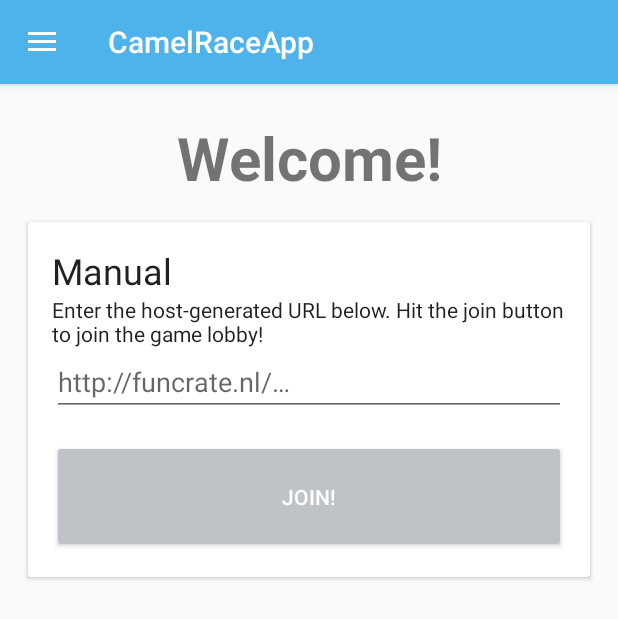
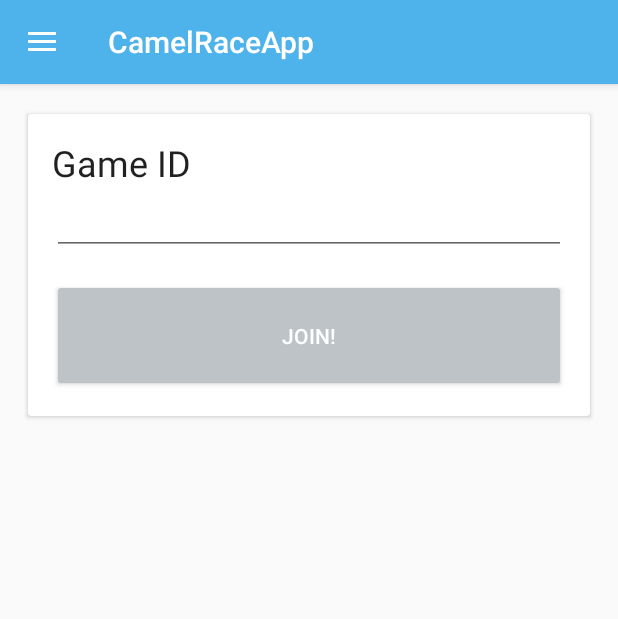
Before and after one commit to EdwinVanRooij/camel-race-client, an Android app: the screen it shows after launch (MainActivity), on a phone screen of 412 x 824 dp. Shown: the top 619 px of the screen. Run offline under Robolectric (Android 15) with nearby library versions, the light colour scheme and no system bars; our stand-ins replace ButterKnife; libraries missing offline, so code that uses them is left out: org.parceler.

Commit message:
cleaned up some code

```diff
--- a/app/src/main/AndroidManifest.xml
+++ b/app/src/main/AndroidManifest.xml
@@ -11,7 +11,7 @@
         android:roundIcon="@mipmap/ic_launcher_round"
         android:supportsRtl="true"
         android:theme="@style/AppTheme">
-        <activity android:name=".MainActivity"
+        <activity android:name=".ui.MainActivity"
             android:label="@string/app_name"
             android:theme="@style/AppTheme.NoActionBar">
             <intent-filter>
@@ -20,7 +20,7 @@
                 <category android:name="android.intent.category.LAUNCHER" />
             </intent-filter>
         </activity>
-        <activity android:name=".SocketActivity" />
+        <activity android:name=".ui.SocketActivity" />
     </application>
 
 </manifest>
--- a/app/src/main/java/io/github/edwinvanrooij/camelraceapp/MainFragment.java
+++ /dev/null
@@ -1,75 +0,0 @@
-package io.github.edwinvanrooij.camelraceapp;
-
-
-import android.Manifest;
-import android.content.Intent;
-import android.content.pm.PackageManager;
-import android.os.Bundle;
-import android.support.v4.app.ActivityCompat;
-import android.support.v4.app.Fragment;
-import android.support.v4.content.ContextCompat;
-import android.view.LayoutInflater;
-import android.view.View;
-import android.view.ViewGroup;
-import android.widget.EditText;
-
-import org.parceler.Parcels;
-
-import butterknife.BindView;
-import butterknife.ButterKnife;
-import butterknife.OnClick;
-import butterknife.Unbinder;
-
-import static android.app.Activity.RESULT_OK;
-import static io.github.edwinvanrooij.camelraceapp.Constants.KEY_URL;
-
-/**
- * A simple {@link Fragment} subclass.
- */
-public class MainFragment extends Fragment {
-
-    @BindView(R.id.etManualURL)
-    EditText etManualURL;
-
-    private String lobby_url;
-
-    private Unbinder unbinder;
-
-    public MainFragment() {
-        // Required empty public constructor
-    }
-
-    @Override
-    public View onCreateView(LayoutInflater inflater, ViewGroup container,
-                             Bundle savedInstanceState) {
-        // Inflate the layout for this fragment
-        View view = inflater.inflate(R.layout.fragment_main, container, false);
-        unbinder = ButterKnife.bind(this, view);
-
-        return view;
-    }
-
-    @OnClick(R.id.btnJoin)
-    public void onButtonJoinClick() {
-        System.out.println("Clicked button join");
-        lobby_url = etManualURL.getText().toString();
-        startEnterNameActivity();
-    }
-
-    /**
-     * Start a new activity to allow the user to enter their name
-     */
-    private void startEnterNameActivity() {
-        Intent intent = new Intent(getActivity(), SocketActivity.class);
-
-        intent.putExtra(KEY_URL, Parcels.wrap(lobby_url));
-
-        startActivity(intent);
-    }
-
-    @Override
-    public void onDestroyView() {
-        super.onDestroyView();
-        unbinder.unbind();
-    }
-}
--- /dev/null
+++ b/app/src/main/java/io/github/edwinvanrooij/camelraceapp/ui/BaseFragment.java
@@ -0,0 +1,36 @@
+package io.github.edwinvanrooij.camelraceapp.ui;
+
+import android.app.Activity;
+import android.content.Intent;
+import android.os.Bundle;
+import android.support.annotation.Nullable;
+import android.support.v4.app.Fragment;
+import android.view.View;
+import android.widget.Toast;
+
+import butterknife.ButterKnife;
+import butterknife.Unbinder;
+
+/**
+ * Author: eddy
+ * Date: 21-1-17.
+ */
+
+public abstract class BaseFragment extends Fragment {
+
+    private Unbinder unbinder;
+    protected Activity activity;
+
+    @Override
+    public void onViewCreated(View view, @Nullable Bundle savedInstanceState) {
+        super.onViewCreated(view, savedInstanceState);
+        unbinder = ButterKnife.bind(this, view);
+        activity = getActivity();
+    }
+
+    @Override
+    public void onDestroyView() {
+        unbinder.unbind();
+        super.onDestroyView();
+    }
+}
--- /dev/null
+++ b/app/src/main/java/io/github/edwinvanrooij/camelraceapp/ui/MainFragment.java
@@ -0,0 +1,49 @@
+package io.github.edwinvanrooij.camelraceapp.ui;
+
+
+import android.content.Intent;
+import android.os.Bundle;
+import android.support.v4.app.Fragment;
+import android.view.LayoutInflater;
+import android.view.View;
+import android.view.ViewGroup;
+import android.widget.EditText;
+
+import org.parceler.Parcels;
+
+import butterknife.BindView;
+import butterknife.OnClick;
+import io.github.edwinvanrooij.camelraceapp.R;
+
+import static io.github.edwinvanrooij.camelraceapp.Constants.KEY_URL;
+
+/**
+ * A simple {@link Fragment} subclass.
+ */
+public class MainFragment extends BaseFragment {
+
+    @BindView(R.id.etGameId)
+    EditText etGameId;
+
+    private String lobby_url;
+
+    @Override
+    public View onCreateView(LayoutInflater inflater, ViewGroup container, Bundle savedInstanceState) {
+        return inflater.inflate(R.layout.fragment_main, container, false);
+    }
+
+    @OnClick(R.id.btnJoin)
+    public void onButtonJoinClick() {
+        System.out.println("Clicked button join");
+        lobby_url = etGameId.getText().toString();
+        startSocketActivity();
+    }
+
+    private void startSocketActivity() {
+        Intent intent = new Intent(getActivity(), SocketActivity.class);
+
+        intent.putExtra(KEY_URL, Parcels.wrap(lobby_url));
+
+        startActivity(intent);
+    }
+}
--- a/app/src/main/java/io/github/edwinvanrooij/camelraceapp/SocketActivity.java
+++ b/app/src/main/java/io/github/edwinvanrooij/camelraceapp/ui/SocketActivity.java
@@ -1,16 +1,16 @@
-package io.github.edwinvanrooij.camelraceapp;
+package io.github.edwinvanrooij.camelraceapp.ui;
 
 import android.os.Bundle;
 import android.support.v4.app.Fragment;
 import android.support.v4.app.FragmentManager;
 import android.support.v4.app.FragmentTransaction;
 import android.support.v7.app.AppCompatActivity;
-import android.util.Log;
 import android.widget.Toast;
 
 import org.parceler.Parcels;
 
 import butterknife.ButterKnife;
+import io.github.edwinvanrooij.camelraceapp.R;
 
 import static io.github.edwinvanrooij.camelraceapp.Constants.KEY_URL;
 
--- a/app/src/main/res/layout/app_bar_main.xml
+++ b/app/src/main/res/layout/app_bar_main.xml
@@ -5,7 +5,7 @@
     android:layout_width="match_parent"
     android:layout_height="match_parent"
     android:fitsSystemWindows="true"
-    tools:context="io.github.edwinvanrooij.camelraceapp.MainActivity">
+    tools:context="io.github.edwinvanrooij.camelraceapp.ui.MainActivity">
 
     <android.support.design.widget.AppBarLayout
         android:layout_width="match_parent"
--- a/app/src/main/res/layout/fragment_main.xml
+++ b/app/src/main/res/layout/fragment_main.xml
@@ -9,32 +9,11 @@
         android:layout_height="wrap_content"
         android:focusable="true"
         android:focusableInTouchMode="true">
-        <!-- :nextFocusUp and :nextFocusLeft have been set to the id of this component
-            to prevent the dummy from receiving focus again -->
-        <AutoCompleteTextView
-            android:id="@+id/autotext"
-            android:layout_width="fill_parent"
-            android:layout_height="wrap_content"
-            android:nextFocusLeft="@id/autotext"
-            android:nextFocusUp="@id/autotext"
-            android:visibility="gone" />
 
         <LinearLayout
             android:layout_width="match_parent"
             android:layout_height="match_parent"
             android:orientation="vertical">
-
-            <TextView
-                android:id="@+id/tvTitle"
-                android:layout_width="match_parent"
-                android:layout_height="wrap_content"
-                android:gravity="center"
-                android:paddingBottom="12dp"
-                android:paddingTop="6dp"
-                android:text="@string/fragment_main_title"
-                android:textSize="40sp"
-                android:textStyle="bold" />
-
             <android.support.v7.widget.CardView
                 android:layout_width="match_parent"
                 android:layout_height="wrap_content"
@@ -46,34 +25,25 @@
                     android:orientation="vertical">
 
                     <TextView
-                        android:id="@+id/manualTitle"
+                        android:id="@+id/etGameIdTitle"
                         android:layout_width="match_parent"
                         android:layout_height="wrap_content"
                         android:layout_marginLeft="@dimen/spacing_large"
                         android:layout_marginRight="@dimen/spacing_large"
                         android:layout_marginTop="@dimen/spacing_large"
-                        android:text="@string/fragment_main_manual_title"
+                        android:labelFor="@+id/etGameId"
+                        android:text="@string/title_game_id"
                         android:textAppearance="@style/TextAppearance.AppCompat.Headline" />
 
-                    <TextView
-                        android:id="@+id/manualDescription"
+                    <EditText
+                        android:id="@+id/etGameId"
                         android:layout_width="match_parent"
                         android:layout_height="wrap_content"
                         android:layout_marginLeft="@dimen/spacing_large"
                         android:layout_marginRight="@dimen/spacing_large"
-                        android:text="@string/fragment_main_manual_desc"
-                        android:textAppearance="@style/TextAppearance.AppCompat.Body1" />
-
-                    <EditText
-                        android:id="@+id/etManualURL"
-                        android:layout_width="match_parent"
-                        android:layout_height="wrap_content"
-                        android:layout_marginLeft="@dimen/spacing_large"
-                        android:layout_marginRight="@dimen/spacing_large"
-                        android:hint="@string/hint_url"
                         android:inputType="textPersonName"
-                        android:nextFocusLeft="@id/etManualURL"
-                        android:nextFocusUp="@id/etManualURL" />
+                        android:nextFocusLeft="@id/etGameId"
+                        android:nextFocusUp="@id/etGameId" />
 
                     <Button
                         android:id="@+id/btnJoin"
--- a/app/src/main/res/values/strings.xml
+++ b/app/src/main/res/values/strings.xml
@@ -44,4 +44,5 @@
     <string name="cardpick_description">Click on a card to select it. When you\'re sure of your decision, hit send!</string>
     <string name="wait2_title">Wait till next round...</string>
     <string name="wait2_description">The host is now busy filling in information...</string>
+    <string name="title_game_id">Game ID</string>
 </resources>
```
Also changed, not shown: app/src/main/java/io/github/edwinvanrooij/camelraceapp/AboutFragment.java (deleted, +0 -41 lines), app/src/main/java/io/github/edwinvanrooij/camelraceapp/BlogFragment.java (deleted, +0 -41 lines), app/src/main/java/io/github/edwinvanrooij/camelraceapp/SettingsFragment.java (deleted, +0 -42 lines), app/src/main/java/io/github/edwinvanrooij/camelraceapp/ui/AboutFragment.java (added, +24 -0 lines), app/src/main/java/io/github/edwinvanrooij/camelraceapp/ui/BlogFragment.java (added, +24 -0 lines), app/src/main/java/io/github/edwinvanrooij/camelraceapp/ui/EnterNameFragment.java (renamed from app/src/main/java/io/github/edwinvanrooij/camelraceapp/EnterNameFragment.java, +9 -24 lines), app/src/main/java/io/github/edwinvanrooij/camelraceapp/ui/MainActivity.java (renamed from app/src/main/java/io/github/edwinvanrooij/camelraceapp/MainActivity.java, +6 -7 lines), app/src/main/java/io/github/edwinvanrooij/camelraceapp/ui/SettingsFragment.java (added, +24 -0 lines).
